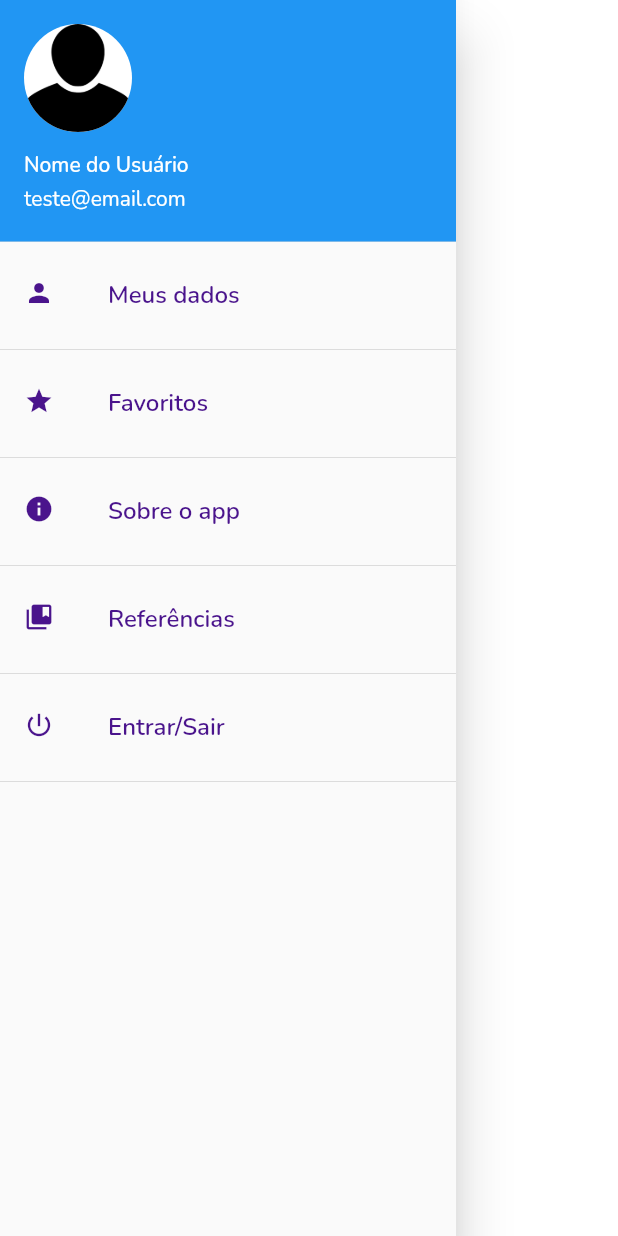
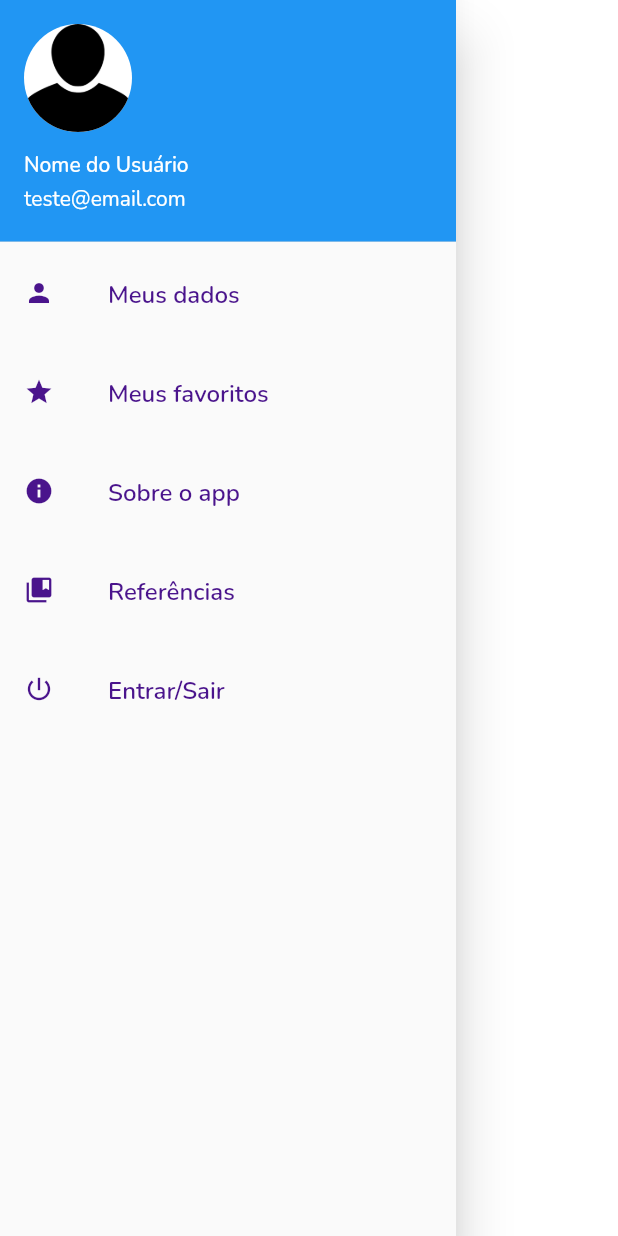
Before and after one commit to aquinoartur/fisio_app, a Flutter app: the CustomDrawer widget shown alone on an empty page, opened directly, on a phone screen of 412 x 824 dp. Run offline on Flutter 3.47's test engine with Material 2 defaults, Android fonts, the phone set to English and light mode, and no system bars; our stand-ins replace cloud_firestore, firebase_core, google_fonts, google_mobile_ads, rive; missing offline and left inert: bloc_pattern, flutter_card_swipper; accounts and stored records are empty; network calls fail; statements that could not run were skipped.

Commit message:
06/06/21
version 2

```diff
--- a/lib/screens/category_screen.dart
+++ b/lib/screens/main/category_screen.dart
@@ -1,5 +1,5 @@
 import 'package:cloud_firestore/cloud_firestore.dart';
-import 'package:fisio_app/screens/test_screen.dart';
+import 'package:fisio_app/screens/main/test_screen.dart';
 import 'package:fisio_app/text_styles/text_styles.dart';
 import 'package:fisio_app/widgets/animation_rive_2_widget.dart';
 import 'package:fisio_app/widgets/card_test_widget.dart';
--- a/lib/screens/login_screen.dart
+++ b/lib/screens/main/login_screen.dart
@@ -5,7 +5,7 @@ import 'package:fisio_app/widgets/dialog_signout.dart';
 import 'package:flutter/cupertino.dart';
 import 'package:flutter/material.dart';
 import 'package:google_fonts/google_fonts.dart';
-import 'about_screen.dart';
+import '../others/about_screen.dart';
 
 class LoginScreen extends StatefulWidget {
   @override
--- a/lib/screens/splash_screen.dart
+++ b/lib/screens/others/splash_screen.dart
@@ -1,7 +1,7 @@
 import 'package:flutter/material.dart';
 import 'package:flutter/services.dart';
 import 'package:rive/rive.dart';
-import 'login_screen.dart';
+import 'package:fisio_app/screens//main/login_screen.dart';
 
 class SplashScreen extends StatefulWidget {
   @override
--- a/lib/widgets/buttons_login_widget.dart
+++ b/lib/widgets/buttons_login_widget.dart
@@ -1,4 +1,4 @@
-import 'package:fisio_app/screens/home_screen.dart';
+import '../screens/main/home_screen.dart';
 import 'package:flutter/material.dart';
 import 'package:google_fonts/google_fonts.dart';
 
--- a/lib/widgets/card_info_widget.dart
+++ b/lib/widgets/card_info_widget.dart
@@ -1,6 +1,6 @@
 import 'dart:ui';
 import 'package:cloud_firestore/cloud_firestore.dart';
-import 'package:fisio_app/screens/category_screen.dart';
+import 'package:fisio_app/screens/main/category_screen.dart';
 import 'package:fisio_app/text_Styles/text_styles.dart';
 import 'package:flutter/material.dart';
 
--- a/lib/widgets/custom_drawer_widget.dart
+++ b/lib/widgets/custom_drawer_widget.dart
@@ -1,3 +1,4 @@
+import 'package:fisio_app/widgets/tile_drawer_widget.dart';
 import 'package:flutter/material.dart';
 import 'package:google_fonts/google_fonts.dart';
 
@@ -9,12 +10,18 @@ class CustomDrawer extends StatelessWidget {
       child: Column(
         children: [
           UserAccountsDrawerHeader(
-              accountName: Text("Nome do Usuário", style: GoogleFonts.nunito(),),
-              accountEmail: Text("teste@email.com", style: GoogleFonts.nunito(),),
-              currentAccountPicture: CircleAvatar(
-                backgroundImage: AssetImage("assets/images/person.png"),
-                backgroundColor: Colors.white,
-              ),
+            accountName: Text(
+              "Nome do Usuário",
+              style: GoogleFonts.nunito(),
+            ),
+            accountEmail: Text(
+              "teste@email.com",
+              style: GoogleFonts.nunito(),
+            ),
+            currentAccountPicture: CircleAvatar(
+              backgroundImage: AssetImage("assets/images/person.png"),
+              backgroundColor: Colors.white,
+            ),
           ),
           ListView(
             padding: EdgeInsets.zero,
@@ -22,52 +29,63 @@ class CustomDrawer extends StatelessWidget {
             shrinkWrap: true,
             children: [
               GestureDetector(
-                onTap: (){},
-                child: ListTile(
-                  leading: Icon(Icons.person, size: 20, color: primaryColor,),
-                  title: Text("Meus dados", style: GoogleFonts.nunito(color:primaryColor, fontSize: 16, fontWeight: FontWeight.w600),),
+                onTap: () {
+                  Navigator.of(context).pushNamed("/my_data");
+                },
+                child: tileDrawer(
+                    color: primaryColor,
+                    string: "Meus dados",
+                    icon: Icons.person
                 ),
               ),
-              Divider(),
+              SizedBox(height: 10),
               GestureDetector(
-                onTap: (){},
-                child: ListTile(
-                  title: Text("Favoritos", style: GoogleFonts.nunito(color:primaryColor, fontSize: 16, fontWeight: FontWeight.w600),),
-                  leading: Icon(Icons.star, size: 20, color: primaryColor,),
+                onTap: () {
+                  Navigator.of(context).pushNamed("/favorites");
+                },
+                child: tileDrawer(
+                    color: primaryColor,
+                    string: "Meus favoritos",
+                    icon: Icons.star
                 ),
               ),
-              Divider(),
+              SizedBox(height: 10),
               GestureDetector(
-                onTap: (){},
-                child: ListTile(
-                  title: Text("Sobre o app", style: GoogleFonts.nunito(color:primaryColor, fontSize: 16, fontWeight: FontWeight.w600),),
-                  leading: Icon(Icons.info, size: 20, color: primaryColor,),
+                onTap: () {
+                  Navigator.of(context).pushNamed("/about_app");
+                },
+                child: tileDrawer(
+                    color: primaryColor,
+                    string: "Sobre o app",
+                    icon: Icons.info
                 ),
               ),
-              Divider(),
+              SizedBox(height: 10),
               GestureDetector(
-                onTap: (){},
-                child: ListTile(
-                  title: Text("Referências", style: GoogleFonts.nunito(color:primaryColor, fontSize: 16, fontWeight: FontWeight.w600),),
-                  leading: Icon(Icons.collections_bookmark, size: 20, color: primaryColor,),
+                onTap: () {
+                  Navigator.of(context).pushNamed("/references");
+                },
+                child: tileDrawer(
+                    color: primaryColor,
+                    string: "Referências",
+                    icon: Icons.collections_bookmark
                 ),
               ),
-              Divider(),
+              SizedBox(height: 10),
               GestureDetector(
-                onTap: (){
+                onTap: () {
                   Navigator.of(context).pop();
                 },
-                child: ListTile(
-                  title: Text("Entrar/Sair", style: GoogleFonts.nunito(color:primaryColor, fontSize: 16, fontWeight: FontWeight.w600),),
-                  leading: Icon(Icons.power_settings_new_outlined, size: 20, color: primaryColor,),
+                child: tileDrawer(
+                    color: primaryColor,
+                    string: "Entrar/Sair",
+                    icon: Icons.power_settings_new_outlined
                 ),
               ),
-              Divider(),
             ],
           )
         ],
       ),
-
     );
   }
 }
--- /dev/null
+++ b/lib/widgets/tile_drawer_widget.dart
@@ -0,0 +1,18 @@
+import 'package:flutter/material.dart';
+import 'package:google_fonts/google_fonts.dart';
+
+Widget tileDrawer(
+    {required Color color, required String string, required IconData icon}) {
+  return ListTile(
+    title: Text(
+      string,
+      style: GoogleFonts.nunito(
+          color: color, fontSize: 16, fontWeight: FontWeight.w600),
+    ),
+    leading: Icon(
+      icon,
+      size: 20,
+      color: color,
+    ),
+  );
+}
```
Also changed, not shown: lib/main.dart (+21 -1 lines), lib/screens/drawer/about_app_screen.dart (added, +10 -0 lines), lib/screens/drawer/favorites_screen.dart (added, +10 -0 lines), lib/screens/drawer/my_data_screen.dart (added, +10 -0 lines), lib/screens/drawer/references_screen.dart (added, +10 -0 lines), lib/screens/main/home_screen.dart (renamed from lib/screens/home_screen.dart, +8 -7 lines), lib/screens/main/test_screen.dart (renamed from lib/screens/test_screen.dart, +7 -1 lines), lib/screens/others/about_screen.dart (renamed from lib/screens/about_screen.dart).
